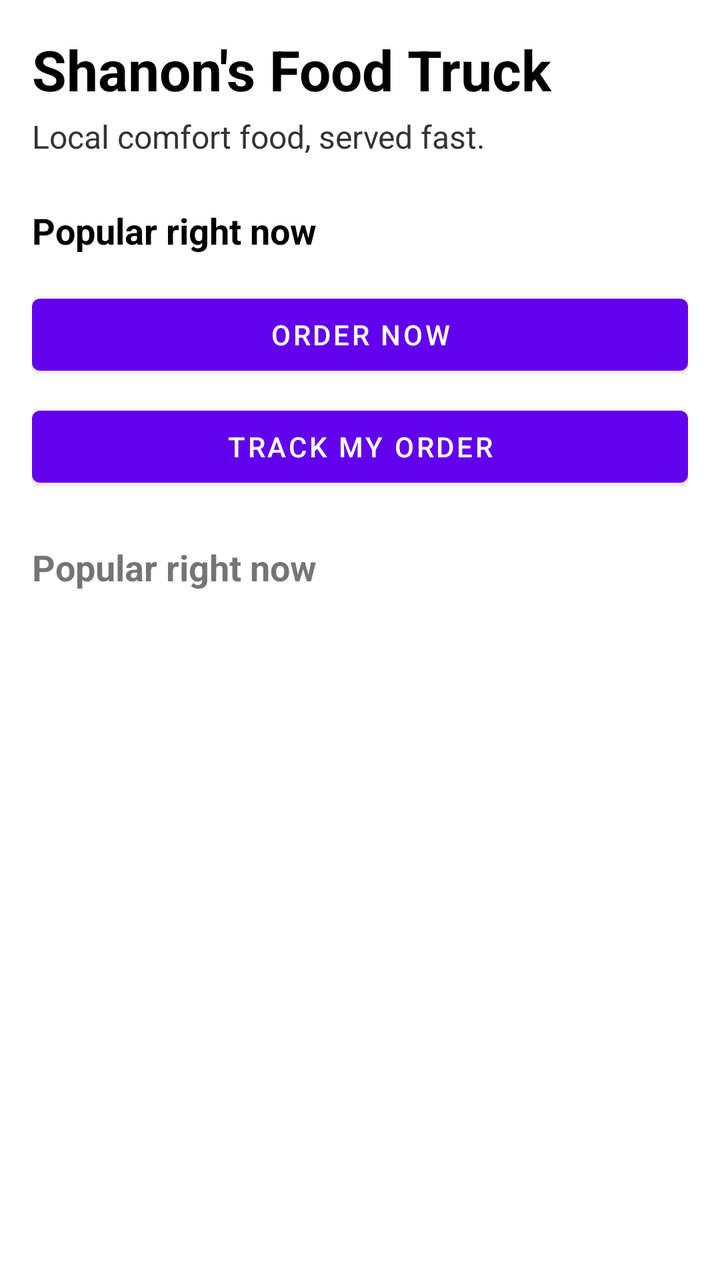
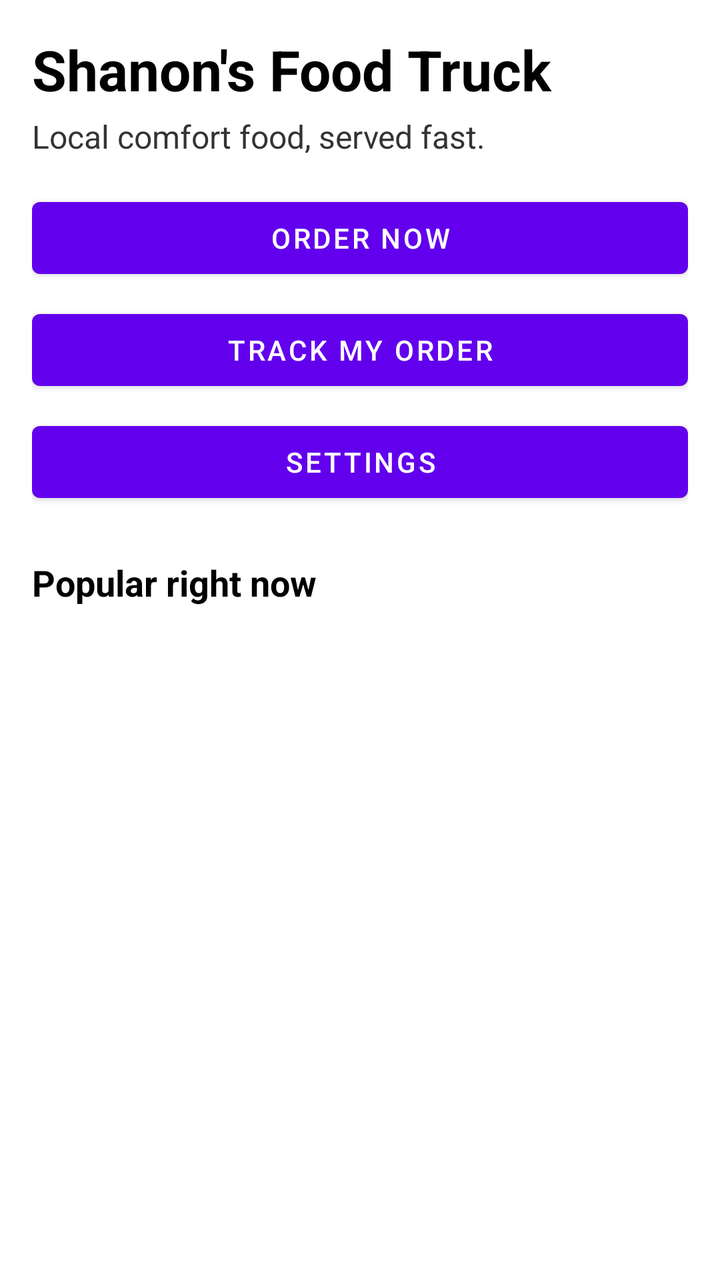

Before-and-after screenshots of an Android layout around one commit, followed by the original layout XML and the change that was made.
<!-- AndroidManifest.xml: application theme Theme.ShannosFoodTruck -->
<!-- res/layout/fragment_home.xml -->
<?xml version="1.0" encoding="utf-8"?>
<ScrollView xmlns:android="http://schemas.android.com/apk/res/android"
    android:layout_width="match_parent"
    android:layout_height="match_parent"
    android:fillViewport="true">

    <LinearLayout
        android:layout_width="match_parent"
        android:layout_height="wrap_content"
        android:orientation="vertical"
        android:padding="16dp">

        <TextView
            android:id="@+id/textTitle"
            android:layout_width="match_parent"
            android:layout_height="wrap_content"
            android:text="Shanon&apos;s Food Truck"
            android:textSize="28sp"
            android:textStyle="bold"
            android:textColor="#000000" />

        <TextView
            android:id="@+id/textSubtitle"
            android:layout_width="match_parent"
            android:layout_height="wrap_content"
            android:layout_marginTop="4dp"
            android:text="Local comfort food, served fast."
            android:textSize="16sp"
            android:textColor="#333333" />

        <TextView
            android:id="@+id/textPopular"
            android:layout_width="match_parent"
            android:layout_height="wrap_content"
            android:layout_marginTop="24dp"
            android:text="Popular right now"
            android:textSize="18sp"
            android:textStyle="bold"
            android:textColor="#000000" />
        <Button
            android:id="@+id/buttonOrderNow"
            android:layout_width="match_parent"
            android:layout_height="wrap_content"
            android:layout_marginTop="16dp"
            android:text="Order Now" />

        <Button
            android:id="@+id/buttonTrackOrder"
            android:layout_width="match_parent"
            android:layout_height="wrap_content"
            android:layout_marginTop="8dp"
            android:text="Track My Order" />

        <TextView
            android:id="@+id/textPopular"
            android:layout_width="match_parent"
            android:layout_height="wrap_content"
            android:layout_marginTop="24dp"
            android:text="Popular right now"
            android:textSize="18sp"
            android:textStyle="bold" />

        <LinearLayout
            android:id="@+id/featuredContainer"
            android:layout_width="match_parent"
            android:layout_height="wrap_content"
            android:orientation="vertical" />

    </LinearLayout>
</ScrollView>
<!-- resources referenced by this layout -->
<resources>
  <style name="Theme.ShannosFoodTruck" parent="Theme.MaterialComponents.DayNight.NoActionBar" />
</resources>

<!-- the commit's change to res/layout/fragment_home.xml (unified diff, before → after) -->
@@ -28,15 +28,6 @@
             android:textSize="16sp"
             android:textColor="#333333" />
 
-        <TextView
-            android:id="@+id/textPopular"
-            android:layout_width="match_parent"
-            android:layout_height="wrap_content"
-            android:layout_marginTop="24dp"
-            android:text="Popular right now"
-            android:textSize="18sp"
-            android:textStyle="bold"
-            android:textColor="#000000" />
         <Button
             android:id="@+id/buttonOrderNow"
             android:layout_width="match_parent"
@@ -51,6 +42,14 @@
             android:layout_marginTop="8dp"
             android:text="Track My Order" />
 
+        
+        <Button
+            android:id="@+id/buttonSettings"
+            android:layout_width="match_parent"
+            android:layout_height="wrap_content"
+            android:layout_marginTop="8dp"
+            android:text="Settings" />
+
         <TextView
             android:id="@+id/textPopular"
             android:layout_width="match_parent"
@@ -58,7 +57,8 @@
             android:layout_marginTop="24dp"
             android:text="Popular right now"
             android:textSize="18sp"
-            android:textStyle="bold" />
+            android:textStyle="bold"
+            android:textColor="#000000" />
 
         <LinearLayout
             android:id="@+id/featuredContainer"
